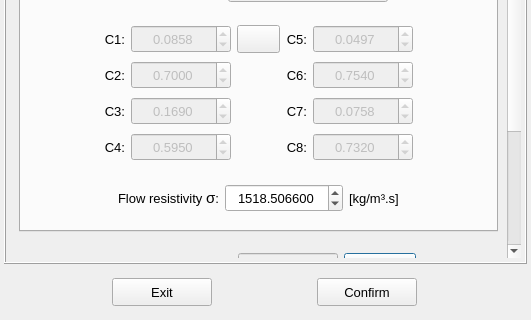
Above: vibra/interface/data/ui_files/model/acoustic/dissipation_models/porous_material_model_inputs.ui from MOPT-UFSC/VIBRA before the change; both pictures show x 0 to 531 and y 239 to 559 of the 531 by 559 pixel window. Below: the same form after it.
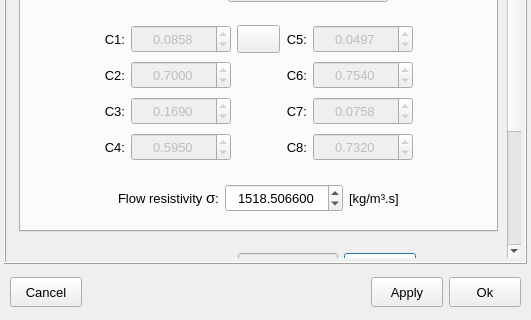
That is the form after the change. Icons and pictures are not drawn.

What changed in the file:
```diff
--- a/vibra/interface/data/ui_files/model/acoustic/dissipation_models/porous_material_model_inputs.ui
+++ b/vibra/interface/data/ui_files/model/acoustic/dissipation_models/porous_material_model_inputs.ui
@@ -2436,55 +2436,149 @@
      <property name="frameShadow">
       <enum>QFrame::Shadow::Raised</enum>
      </property>
-     <layout class="QGridLayout" name="gridLayout_4">
-      <item row="0" column="1">
-       <widget class="QPushButton" name="pushButton_confirm">
+     <layout class="QGridLayout" name="gridLayout_11">
+      <property name="leftMargin">
+       <number>6</number>
+      </property>
+      <property name="topMargin">
+       <number>0</number>
+      </property>
+      <property name="rightMargin">
+       <number>6</number>
+      </property>
+      <property name="bottomMargin">
+       <number>0</number>
+      </property>
+      <property name="verticalSpacing">
+       <number>0</number>
+      </property>
+      <item row="0" column="3">
+       <widget class="QPushButton" name="pushButton_apply_and_close">
         <property name="minimumSize">
          <size>
-          <width>100</width>
-          <height>28</height>
+          <width>72</width>
+          <height>30</height>
          </size>
         </property>
         <property name="maximumSize">
          <size>
-          <width>100</width>
-          <height>28</height>
+          <width>72</width>
+          <height>30</height>
          </size>
         </property>
         <property name="font">
          <font>
           <pointsize>10</pointsize>
+          <italic>false</italic>
+          <bold>false</bold>
          </font>
         </property>
+        <property name="styleSheet">
+         <string notr="true"/>
+        </property>
         <property name="text">
-         <string>Confirm</string>
+         <string>Ok</string>
+        </property>
+        <property name="autoDefault">
+         <bool>false</bool>
+        </property>
+        <property name="default">
+         <bool>false</bool>
+        </property>
+        <property name="flat">
+         <bool>false</bool>
+        </property>
+       </widget>
+      </item>
+      <item row="0" column="2">
+       <widget class="QPushButton" name="pushButton_apply">
+        <property name="minimumSize">
+         <size>
+          <width>72</width>
+          <height>30</height>
+         </size>
+        </property>
+        <property name="maximumSize">
+         <size>
+          <width>72</width>
+          <height>30</height>
+         </size>
+        </property>
+        <property name="font">
+         <font>
+          <pointsize>10</pointsize>
+          <italic>false</italic>
+          <bold>false</bold>
+         </font>
+        </property>
+        <property name="styleSheet">
+         <string notr="true"/>
+        </property>
+        <property name="text">
+         <string>Apply</string>
+        </property>
+        <property name="autoDefault">
+         <bool>false</bool>
+        </property>
+        <property name="default">
+         <bool>false</bool>
+        </property>
+        <property name="flat">
+         <bool>false</bool>
         </property>
        </widget>
       </item>
       <item row="0" column="0">
-       <widget class="QPushButton" name="pushButton_exit">
+       <widget class="QPushButton" name="pushButton_cancel">
         <property name="minimumSize">
          <size>
-          <width>100</width>
-          <height>28</height>
+          <width>72</width>
+          <height>30</height>
          </size>
         </property>
         <property name="maximumSize">
          <size>
-          <width>100</width>
-          <height>28</height>
+          <width>72</width>
+          <height>30</height>
          </size>
         </property>
         <property name="font">
          <font>
           <pointsize>10</pointsize>
+          <italic>false</italic>
+          <bold>false</bold>
          </font>
         </property>
+        <property name="styleSheet">
+         <string notr="true"/>
+        </property>
         <property name="text">
-         <string>Exit</string>
+         <string>Cancel</string>
+        </property>
+        <property name="autoDefault">
+         <bool>false</bool>
+        </property>
+        <property name="default">
+         <bool>false</bool>
+        </property>
+        <property name="flat">
+         <bool>false</bool>
         </property>
        </widget>
       </item>
+      <item row="0" column="1">
+       <spacer name="horizontalSpacer_25">
+        <property name="orientation">
+         <enum>Qt::Orientation::Horizontal</enum>
+        </property>
+        <property name="sizeHint" stdset="0">
+         <size>
+          <width>40</width>
+          <height>20</height>
+         </size>
+        </property>
+       </spacer>
+      </item>
      </layout>
     </widget>
    </item>
```
Left out of the diff: 4 changed lines with no effect on the pictures.
